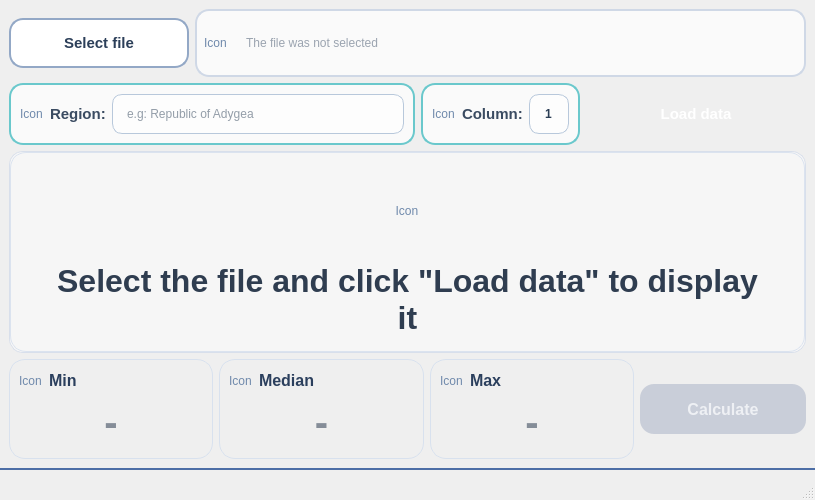
Old version of the form mainwindow.ui in the repository aleksei-manikhin/sem2_lab_02_OP.
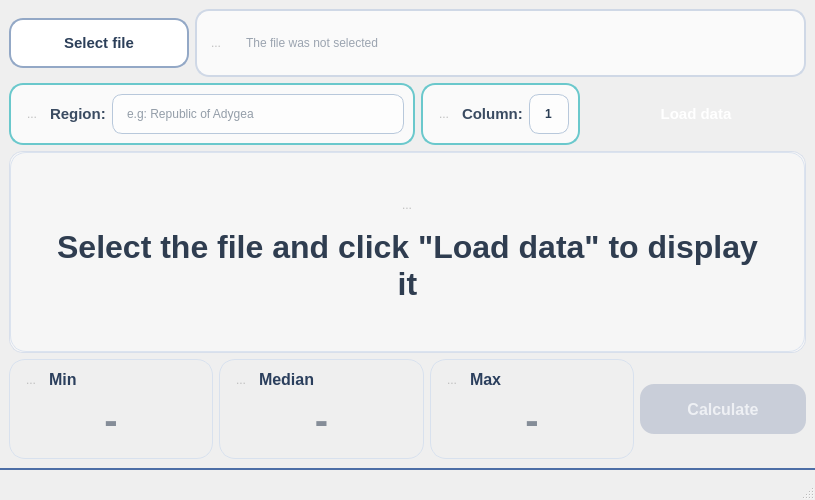
New version of the form. Icons and pictures are not drawn.

Commit message: made ui with icons

What changed in the file:
```diff
--- a/mainwindow.ui
+++ b/mainwindow.ui
@@ -319,26 +319,26 @@
        <widget class="QWidget" name="fileWidget" native="true">
         <layout class="QHBoxLayout" name="horizontalLayout">
          <item>
-          <widget class="QLabel" name="fileIconLabel">
-           <property name="sizePolicy">
-            <sizepolicy hsizetype="Fixed" vsizetype="Fixed">
-             <horstretch>0</horstretch>
-             <verstretch>0</verstretch>
-            </sizepolicy>
+          <widget class="QToolButton" name="icon_2">
+           <property name="enabled">
+            <bool>false</bool>
            </property>
-           <property name="minimumSize">
+           <property name="text">
+            <string>...</string>
+           </property>
+           <property name="icon">
+            <iconset>
+             <normalon>:/icons/icons/CSV.svg</normalon>
+            </iconset>
+           </property>
+           <property name="iconSize">
             <size>
-             <width>24</width>
-             <height>24</height>
+             <width>30</width>
+             <height>30</height>
             </size>
            </property>
-           <property name="font">
-            <font>
-             <pointsize>9</pointsize>
-            </font>
-           </property>
-           <property name="text">
-            <string>Icon</string>
+           <property name="autoRaise">
+            <bool>true</bool>
            </property>
           </widget>
          </item>
@@ -389,26 +389,26 @@
         </property>
         <layout class="QHBoxLayout" name="horizontalLayout_2">
          <item>
-          <widget class="QLabel" name="regionIconlabel">
-           <property name="sizePolicy">
-            <sizepolicy hsizetype="Fixed" vsizetype="Fixed">
-             <horstretch>0</horstretch>
-             <verstretch>0</verstretch>
-            </sizepolicy>
+          <widget class="QToolButton" name="icon">
+           <property name="enabled">
+            <bool>false</bool>
            </property>
-           <property name="minimumSize">
+           <property name="text">
+            <string>...</string>
+           </property>
+           <property name="icon">
+            <iconset>
+             <normalon>:/icons/icons/region.svg</normalon>
+            </iconset>
+           </property>
+           <property name="iconSize">
             <size>
-             <width>24</width>
-             <height>24</height>
+             <width>22</width>
+             <height>22</height>
             </size>
            </property>
-           <property name="font">
-            <font>
-             <pointsize>9</pointsize>
-            </font>
-           </property>
-           <property name="text">
-            <string>Icon</string>
+           <property name="autoRaise">
+            <bool>true</bool>
            </property>
           </widget>
          </item>
@@ -462,21 +462,26 @@
         </property>
         <layout class="QHBoxLayout" name="horizontalLayout_3">
          <item>
-          <widget class="QLabel" name="columnIconLabel">
-           <property name="sizePolicy">
-            <sizepolicy hsizetype="Fixed" vsizetype="Fixed">
-             <horstretch>0</horstretch>
-             <verstretch>0</verstretch>
-            </sizepolicy>
+          <widget class="QToolButton" name="icon_3">
+           <property name="enabled">
+            <bool>false</bool>
            </property>
-           <property name="minimumSize">
+           <property name="text">
+            <string>...</string>
+           </property>
+           <property name="icon">
+            <iconset resource="resources.qrc">
+             <normaloff>:/icons/icons/table.svg</normaloff>
+             <normalon>:/icons/icons/table.svg</normalon>:/icons/icons/table.svg</iconset>
+           </property>
+           <property name="iconSize">
             <size>
-             <width>24</width>
-             <height>24</height>
+             <width>35</width>
+             <height>35</height>
             </size>
            </property>
-           <property name="text">
-            <string>Icon</string>
+           <property name="autoRaise">
+            <bool>true</bool>
            </property>
           </widget>
          </item>
@@ -578,26 +583,25 @@
          </spacer>
         </item>
         <item alignment="Qt::AlignmentFlag::AlignHCenter">
-         <widget class="QLabel" name="emptyPageIcon">
-          <property name="sizePolicy">
-           <sizepolicy hsizetype="Fixed" vsizetype="Fixed">
-            <horstretch>0</horstretch>
-            <verstretch>0</verstretch>
-           </sizepolicy>
+         <widget class="QToolButton" name="icon_4">
+          <property name="enabled">
+           <bool>false</bool>
           </property>
-          <property name="minimumSize">
+          <property name="text">
+           <string>...</string>
+          </property>
+          <property name="icon">
+           <iconset resource="resources.qrc">
+            <normaloff>:/icons/icons/downloadFile.svg</normaloff>
+            <normalon>:/icons/icons/downloadFile.svg</normalon>:/icons/icons/downloadFile.svg</iconset>
+          </property>
+          <property name="iconSize">
            <size>
-            <width>100</width>
-            <height>100</height>
+            <width>60</width>
+            <height>60</height>
            </size>
           </property>
-          <property name="text">
-           <string>Icon</string>
-          </property>
-          <property name="alignment">
-           <set>Qt::AlignmentFlag::AlignCenter</set>
-          </property>
-          <property name="wordWrap">
+          <property name="autoRaise">
            <bool>true</bool>
           </property>
          </widget>
@@ -733,15 +737,26 @@
          <item>
           <layout class="QHBoxLayout" name="horizontalLayout_4">
            <item>
-            <widget class="QLabel" name="minIconLabel">
-             <property name="minimumSize">
+            <widget class="QToolButton" name="icon_5">
+             <property name="enabled">
+              <bool>false</bool>
+             </property>
+             <property name="text">
+              <string>...</string>
+             </property>
+             <property name="icon">
+              <iconset>
+               <normalon>:/icons/icons/min.svg</normalon>
+              </iconset>
+             </property>
+             <property name="iconSize">
               <size>
-               <width>24</width>
-               <height>24</height>
+               <width>25</width>
+               <height>25</height>
               </size>
              </property>
-             <property name="text">
-              <string>Icon</string>
+             <property name="autoRaise">
+              <bool>true</bool>
              </property>
             </widget>
            </item>
@@ -821,15 +836,26 @@
          <item>
           <layout class="QHBoxLayout" name="horizontalLayout_6">
            <item>
-            <widget class="QLabel" name="medianIconLabel">
-             <property name="minimumSize">
+            <widget class="QToolButton" name="icon_6">
+             <property name="enabled">
+              <bool>false</bool>
+             </property>
+             <property name="text">
+              <string>...</string>
+             </property>
+             <property name="icon">
+              <iconset>
+               <normalon>:/icons/icons/median.svg</normalon>
+              </iconset>
+             </property>
+             <property name="iconSize">
               <size>
-               <width>24</width>
-               <height>24</height>
+               <width>22</width>
+               <height>22</height>
               </size>
              </property>
-             <property name="text">
-              <string>Icon</string>
+             <property name="autoRaise">
+              <bool>true</bool>
              </property>
             </widget>
            </item>
@@ -909,15 +935,26 @@
          <item>
           <layout class="QHBoxLayout" name="horizontalLayout_5">
            <item>
-            <widget class="QLabel" name="maxIconLabel_2">
-             <property name="minimumSize">
+            <widget class="QToolButton" name="icon_8">
+             <property name="enabled">
+              <bool>false</bool>
+             </property>
+             <property name="text">
+              <string>...</string>
+             </property>
+             <property name="icon">
+              <iconset>
+               <normalon>:/icons/icons/max.svg</normalon>
+              </iconset>
+             </property>
+             <property name="iconSize">
               <size>
-               <width>24</width>
-               <height>24</height>
+               <width>25</width>
+               <height>25</height>
               </size>
              </property>
-             <property name="text">
-              <string>Icon</string>
+             <property name="autoRaise">
+              <bool>true</bool>
              </property>
             </widget>
            </item>
```
Left out of the diff: 24 changed lines with no effect on the pictures. The commit also changes 11 other files.
